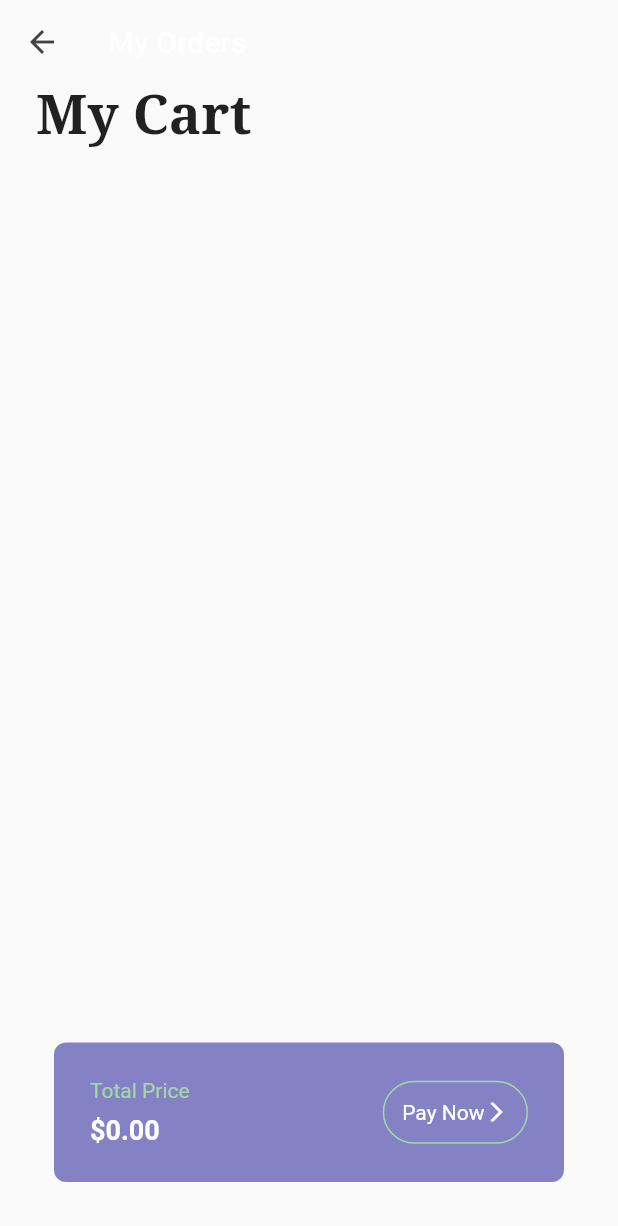
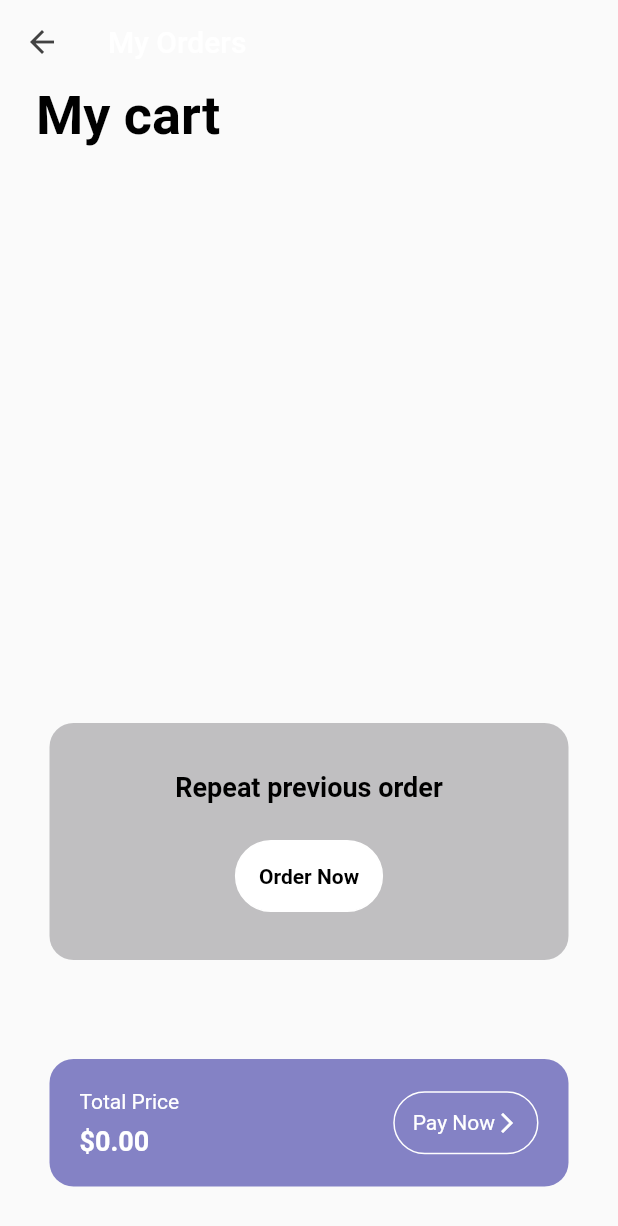
Before and after one commit to SaloniThakur2/Grocery_shop, a Flutter app: the screen it shows after launch, after a tap on "Get Started", after a tap on the "shopping bag" icon, on a phone screen of 412 x 824 dp. Shown: the top 1226 px of the screen. Run offline on Flutter 3.47's test engine with Material 2 defaults, Android fonts, the phone set to English and light mode, and no system bars; our stand-ins replace google_fonts.

Commit message:
solved error in cart page

```diff
--- a/lib/components/grocery_item_tile.dart
+++ b/lib/components/grocery_item_tile.dart
@@ -39,6 +39,7 @@ class GroceryItemTile extends StatelessWidget {
               ),
           ),
 
+          //Text
 
 
 
--- a/lib/components/model/cart_model.dart
+++ b/lib/components/model/cart_model.dart
@@ -6,17 +6,19 @@ class CartModel extends ChangeNotifier {
   final List _shopItems = [
     //[ itemName, itemPrice, imagePath, color ]
     ["Carrot", "4.00", "lib/images/carrot.png", Colors.orange],
-    ["Avocado", "4.00", "lib/images/avocado.png", Colors.green],
-    ["Chicken", "4.00", "lib/images/chicken-leg.png", Colors.brown],
-    ["Banana", "4.00", "lib/images/banana.png", Colors.yellow],
+    ["Avocado", "2.00", "lib/images/avocado.png", Colors.green],
+    ["Chicken", "12.80", "lib/images/chicken-leg.png", Colors.brown],
+    ["Banana", "1.00", "lib/images/banana.png", Colors.yellow],
   ];
 
    // list of cart items
   List _cartItems = [];
 
+  get shopItems => _shopItems;
+
   get cartItems => _cartItems;
 
-  get shopItems => _shopItems;
+
 
   // add item to cart
   void addItemToCart(int index) {
--- a/lib/main.dart
+++ b/lib/main.dart
@@ -2,9 +2,6 @@ import 'package:flutter/material.dart';
 import 'package:grocery_shop/components/model/cart_model.dart';
 import 'package:grocery_shop/pages/intro_page.dart';
 import 'package:provider/provider.dart';
-
-
-
 void main() {
   runApp(const MyApp());
 }
--- a/lib/pages/cart_page.dart
+++ b/lib/pages/cart_page.dart
@@ -25,12 +25,11 @@ class CartPage extends StatelessWidget {
               Padding(
                 padding: EdgeInsets.symmetric(horizontal: 24.0),
                 child: Text(
-                  "My Cart",
-                  style: GoogleFonts.notoSerif(
+                  "My cart",
+                  style: TextStyle(color: Colors.black,
                     fontSize: 36,
                     fontWeight: FontWeight.bold,
                   ),
-
 
                 ),
               ),
@@ -38,7 +37,7 @@ class CartPage extends StatelessWidget {
               // list view of cart
               Expanded(
                 child: Padding(
-                  padding: const EdgeInsets.all(12.0),
+                  padding: EdgeInsets.all(12.0),
                   child: ListView.builder(
                     itemCount: value.cartItems.length,
                     padding: EdgeInsets.all(12),
@@ -56,14 +55,14 @@ class CartPage extends StatelessWidget {
                             ),
                             title: Text(
                               value.cartItems[index][0],
-                              style: const TextStyle(fontSize: 18),
+                              style: TextStyle(fontSize: 18),
                             ),
                             subtitle: Text(
                               '\$' + value.cartItems[index][1],
                               style: const TextStyle(fontSize: 12),
                             ),
                             trailing: IconButton(
-                              icon: const Icon(Icons.cancel),
+                              icon: Icon(Icons.cancel),
                               onPressed: () =>
                                   Provider.of<CartModel>(context, listen: false)
                                       .removeItemFromCart(index),
@@ -77,15 +76,73 @@ class CartPage extends StatelessWidget {
               ),
 
               // total amount + pay now
+               Padding(
+                padding: EdgeInsets.all(33.0),
+                child: Container(
+                  decoration: BoxDecoration(
+                    borderRadius: BorderRadius.circular(16),
+                     color: Color.fromARGB(185, 170, 169, 172),
+                  ),
+                  padding: const EdgeInsets.all(32),
+                  child: Row(
+                    mainAxisAlignment: MainAxisAlignment.center,
+                    children: [
+                      Column(
+                        crossAxisAlignment: CrossAxisAlignment.center,
+                        children: [
+                          Text(
+                            'Repeat previous order',
+
+                            style: TextStyle(color: Colors.black,
+                    fontSize: 18,
+                    fontWeight: FontWeight.bold,
+
+                    ),
+                          ),
+
+                          const SizedBox(height: 25),
+                          // total price
+                            Container(
+
+                        decoration: BoxDecoration(
+                          border: Border.all(color: Colors.white),
+                          borderRadius: BorderRadius.circular(28),
+                          color: Colors.white,
+                        ),
+                        padding: const EdgeInsets.all(15),
+
+                        child: Row(
+                          mainAxisAlignment: MainAxisAlignment.end,
+                          children: const [
+                            Text(
+                              'Order Now',
+                              style: TextStyle(color: Colors.black,
+                              fontWeight: FontWeight.bold,
+                              ),
+
+                            ),
+
+                          ],
+                        ),
+                      ),
+                        ],
+                      ),
+
+                      // pay now
+
+                    ],
+                  ),
+                ),
+              ),
 
               Padding(
-                padding: const EdgeInsets.all(36.0),
+                padding: const EdgeInsets.all(33.0),
                 child: Container(
                   decoration: BoxDecoration(
-                    borderRadius: BorderRadius.circular(8),
+                    borderRadius: BorderRadius.circular(16),
                      color: Color.fromARGB(235, 122, 120, 193),
                   ),
-                  padding: const EdgeInsets.all(24),
+                  padding: const EdgeInsets.all(20),
                   child: Row(
                     mainAxisAlignment: MainAxisAlignment.spaceBetween,
                     children: [
@@ -94,7 +151,7 @@ class CartPage extends StatelessWidget {
                         children: [
                           Text(
                             'Total Price',
-                            style: TextStyle(color: Colors.green[200]),
+                            style: TextStyle(color: Colors.white),
                           ),
 
                           const SizedBox(height: 8),
@@ -113,7 +170,7 @@ class CartPage extends StatelessWidget {
                       // pay now
                       Container(
                         decoration: BoxDecoration(
-                          border: Border.all(color: Colors.green.shade200),
+                          border: Border.all(color: Colors.white),
                           borderRadius: BorderRadius.circular(28),
                         ),
                         padding: const EdgeInsets.all(12),
@@ -134,7 +191,7 @@ class CartPage extends StatelessWidget {
                     ],
                   ),
                 ),
-              )
+              ),
             ],
           );
         },
--- a/lib/pages/home_page.dart
+++ b/lib/pages/home_page.dart
@@ -4,7 +4,6 @@ import 'package:flutter/material.dart';
 import 'package:google_fonts/google_fonts.dart';
 import 'package:grocery_shop/components/model/cart_model.dart';
 import 'package:provider/provider.dart';
-
 import '../components/grocery_item_tile.dart';
 import 'cart_page.dart';
 
@@ -55,7 +54,7 @@ class HomePage extends StatelessWidget {
           padding: const EdgeInsets.symmetric(horizontal: 24.0),
           child: Text(
             "Let's order fresh items for you",
-            style: GoogleFonts.notoSerif(
+            style: TextStyle(color: Colors.black,
               fontSize: 36,
               fontWeight: FontWeight.bold,
             ),
@@ -89,8 +88,10 @@ class HomePage extends StatelessWidget {
         child: Consumer<CartModel>(
           builder: (context, value, child) {
             return GridView.builder(
+               padding: const EdgeInsets.all(12),
+                  physics: const NeverScrollableScrollPhysics(),
              itemCount: value.shopItems.length,
-             padding: EdgeInsets.all(12),
+
              gridDelegate: const SliverGridDelegateWithFixedCrossAxisCount(
 
               crossAxisCount: 2,
@@ -102,7 +103,10 @@ class HomePage extends StatelessWidget {
               itemPrice: value.shopItems[index][1],
               imagePath: value.shopItems[index][2],
               color: value.shopItems[index][3],
-              onPressed: () {},
+              onPressed: () {
+                Provider.of<CartModel>(context, listen: false)
+                .addItemToCart(index);
+              },
             );
             },
           );
--- a/lib/pages/intro_page.dart
+++ b/lib/pages/intro_page.dart
@@ -33,7 +33,7 @@ class IntroPage extends StatelessWidget {
 
               "We deliver groceries at your doorstep",
               textAlign: TextAlign.center,
-              style: GoogleFonts.notoSerif(
+              style: TextStyle(color: Colors.black,
                 fontSize: 34,
                 fontWeight: FontWeight.bold,
 
```
Also changed, not shown: lib/images/location.png (added).
